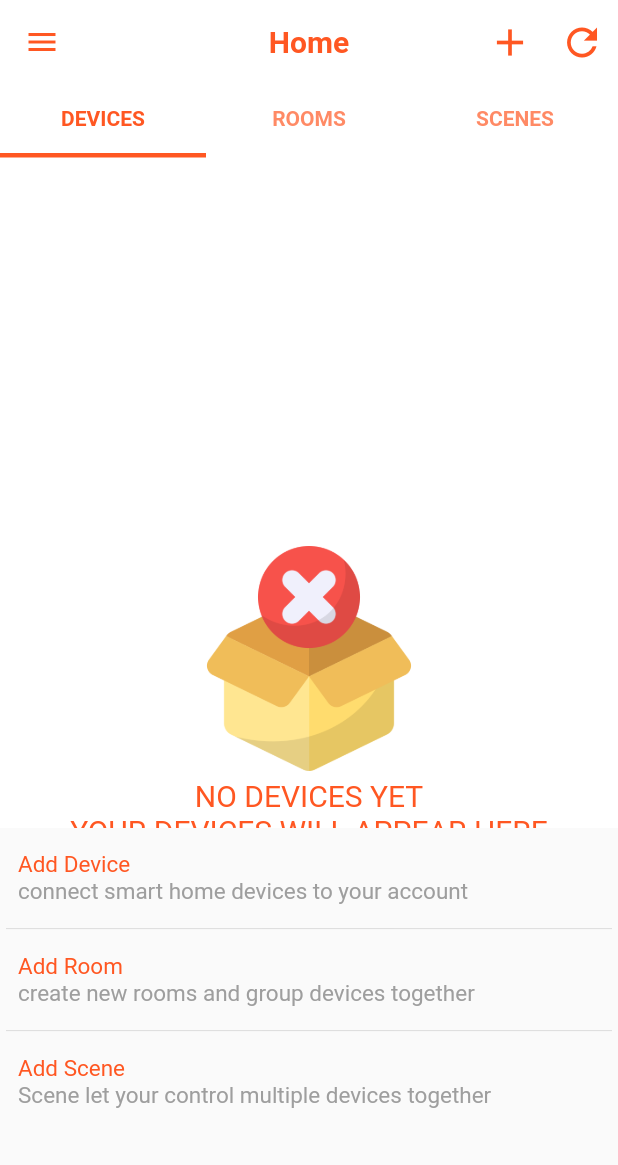
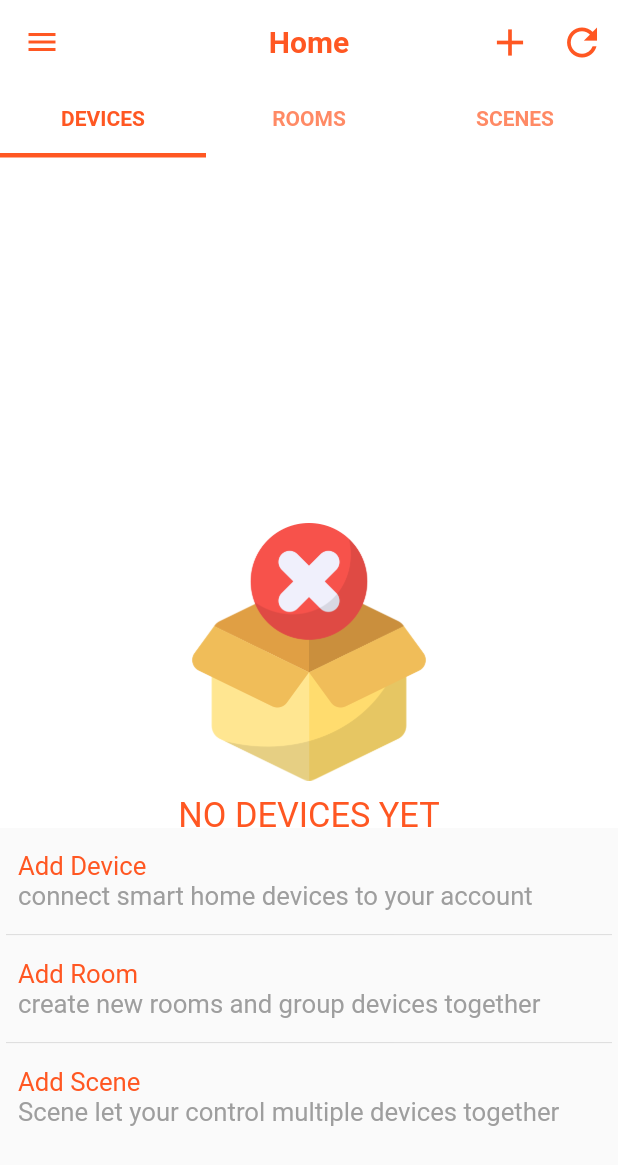
Before and after one commit to ahmedabdelsalam22/apply_localization_and_theme, a Flutter app: the HomeScreen screen opened by its route, after a tap on "Login", after a tap on the "add" icon, on a phone screen of 412 x 824 dp. Shown: the top 1165 px of the screen. Run offline on Flutter 3.47's test engine with Material 2 defaults, Android fonts, the phone set to English and light mode, and no system bars; our stand-ins replace conditional_builder_null_safety, flutter_bloc, flutter_iconly, flutter_local_notifications, flutter_screenutil, fluttertoast and 2 more; accounts and stored records are empty.

Commit message:
apply flutter screen utils to empty_screen.dart

```diff
--- a/lib/presentaion layer/screens/home/empty_screen.dart
+++ b/lib/presentaion layer/screens/home/empty_screen.dart
@@ -1,9 +1,11 @@
 import 'package:flutter/material.dart';
+import 'package:flutter_screenutil/flutter_screenutil.dart';
 
 import '../../widgets/text_widget.dart';
 
 class EmptyScreen extends StatelessWidget {
   final String title, subtitle, img;
+
   const EmptyScreen(
       {Key? key,
       required this.title,
@@ -19,21 +21,21 @@ class EmptyScreen extends StatelessWidget {
       children: [
         Image(
           image: AssetImage(img),
-          height: 150,
-          width: 150,
+          height: 150.h,
+          width: 150.w,
         ),
-        const SizedBox(
-          height: 5,
+        SizedBox(
+          height: 5.h,
         ),
         TextWidget(
           text: title,
           color: Colors.deepOrange,
-          textSize: 20,
+          textSize: 20.sp,
         ),
         TextWidget(
           text: subtitle,
           color: Colors.deepOrange,
-          textSize: 20,
+          textSize: 20.sp,
         )
       ],
     );
--- a/lib/presentaion layer/screens/home/home_screen.dart
+++ b/lib/presentaion layer/screens/home/home_screen.dart
@@ -1,4 +1,5 @@
 import 'package:flutter/material.dart';
+import 'package:flutter_screenutil/flutter_screenutil.dart';
 import 'package:sinric_app/presentaion%20layer/screens/home/rooms/tabbar_rooms_screen.dart';
 import 'package:sinric_app/presentaion%20layer/screens/home/scenes/tabbar_scenes_screen.dart';
 import 'package:sinric_app/presentaion%20layer/widgets/text_widget.dart';
@@ -153,8 +154,9 @@ class _HomeScreenState extends State<HomeScreen> {
         child: Column(
           crossAxisAlignment: CrossAxisAlignment.start,
           children: [
-            TextWidget(text: title, color: ColorManager.primary, textSize: 15),
-            TextWidget(text: subtitle, color: Colors.grey, textSize: 15),
+            TextWidget(
+                text: title, color: ColorManager.primary, textSize: 15.sp),
+            TextWidget(text: subtitle, color: Colors.grey, textSize: 15.sp),
           ],
         ),
       ),
```
